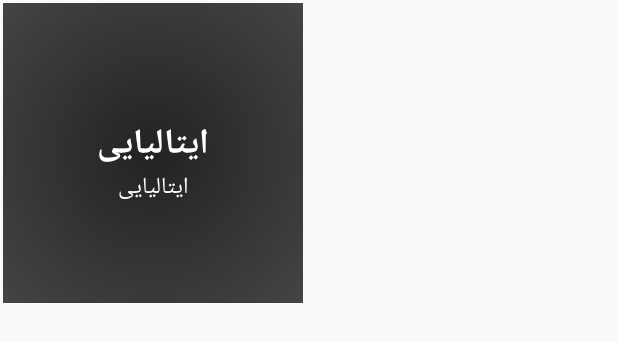
After one commit to kazemnejad/yon-android, an Android app: the layout item_recommended_tag.xml on its own in the app's theme, with its tools: preview values and no code run, on a phone screen of 412 x 824 dp. The commit adds this screen. Shown: the top 342 px of the screen. Run offline under Robolectric (Android 15) with nearby library versions, the phone set to English and light mode, and no system bars.

Commit message:
Add initial recommended tags

```diff
--- /dev/null
+++ b/app/src/main/res/drawable/center_shadow.xml
@@ -0,0 +1,9 @@
+<?xml version="1.0" encoding="utf-8"?>
+<shape xmlns:android="http://schemas.android.com/apk/res/android"
+       android:shape="rectangle">
+    <gradient
+        android:type="radial"
+        android:gradientRadius="500"
+        android:startColor="#b3000000"
+        android:endColor="@android:color/transparent"/>
+</shape>
--- /dev/null
+++ b/app/src/main/res/layout/item_recommended_tag.xml
@@ -0,0 +1,43 @@
+<?xml version="1.0" encoding="utf-8"?>
+<RelativeLayout
+    xmlns:android="http://schemas.android.com/apk/res/android"
+    android:id="@+id/container"
+    android:layout_width="200dp"
+    android:layout_height="200dp"
+    android:layout_margin="2dp"
+    android:foreground="?android:attr/selectableItemBackground"
+    android:clickable="true"
+    android:background="@color/black_54">
+
+    <View
+        android:layout_width="match_parent"
+        android:layout_height="match_parent"
+        android:background="@drawable/center_shadow"/>
+
+    <!--<View-->
+    <!--android:layout_width="match_parent"-->
+    <!--android:layout_height="match_parent"-->
+    <!--android:background="?android:attr/selectableItemBackground"/>-->
+
+    <TextView
+        android:id="@+id/title"
+        android:layout_width="wrap_content"
+        android:layout_height="wrap_content"
+        android:layout_centerHorizontal="true"
+        android:layout_marginTop="75dp"
+        android:text="ایتالیایی"
+        android:textColor="@android:color/white"
+        android:textSize="23sp"
+        android:textStyle="bold"/>
+
+    <TextView
+        android:id="@+id/sub_title"
+        android:layout_width="wrap_content"
+        android:layout_height="wrap_content"
+        android:layout_centerHorizontal="true"
+        android:layout_marginTop="110dp"
+        android:text="ایتالیایی"
+        android:textColor="@android:color/white"
+        android:textSize="15sp"/>
+
+</RelativeLayout>
--- a/app/src/main/res/values/strings.xml
+++ b/app/src/main/res/values/strings.xml
@@ -97,5 +97,6 @@
     </string>
     <string name="recent_visits">بازدید‌های اخیر</string>
     <string name="recommended">پیشنهاد‌شده‌ها:</string>
+    <string name="special_features">ویژگی‌ها</string>
 
 </resources>
```
Also changed, not shown: app/src/main/java/io/yon/android/model/Tag.java (added, +37 -0 lines), app/src/main/java/io/yon/android/view/activity/MainActivity.java (+34 -0 lines), app/src/main/java/io/yon/android/view/adapter/ShowcaseAdapter.java (+10 -0 lines), app/src/main/java/io/yon/android/view/adapter/viewholder/ItemRecommendedTagViewHolder.java (added, +59 -0 lines), app/src/main/java/io/yon/android/view/adapter/viewholder/RecommendedTags.java (added, +61 -0 lines), app/src/main/java/io/yon/android/view/widget/BitmapViewGroupTarget.java (added, +51 -0 lines), app/src/main/java/io/yon/android/view/widget/NonScrollingGridLayoutManager.java (added, +34 -0 lines), app/src/main/res/layout/recommened_tags.xml (added, +48 -0 lines).
